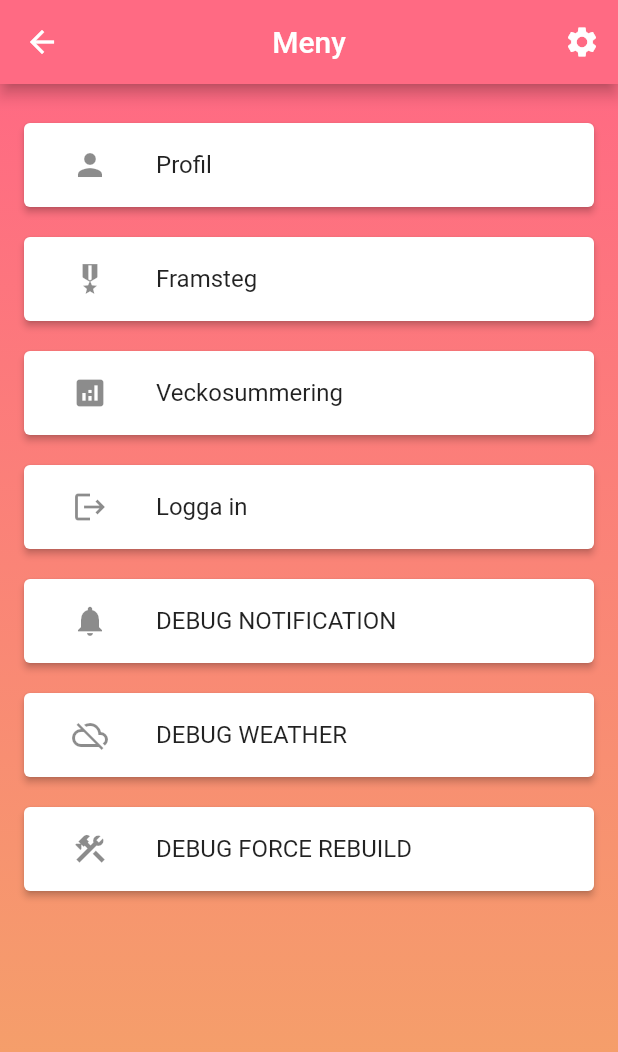
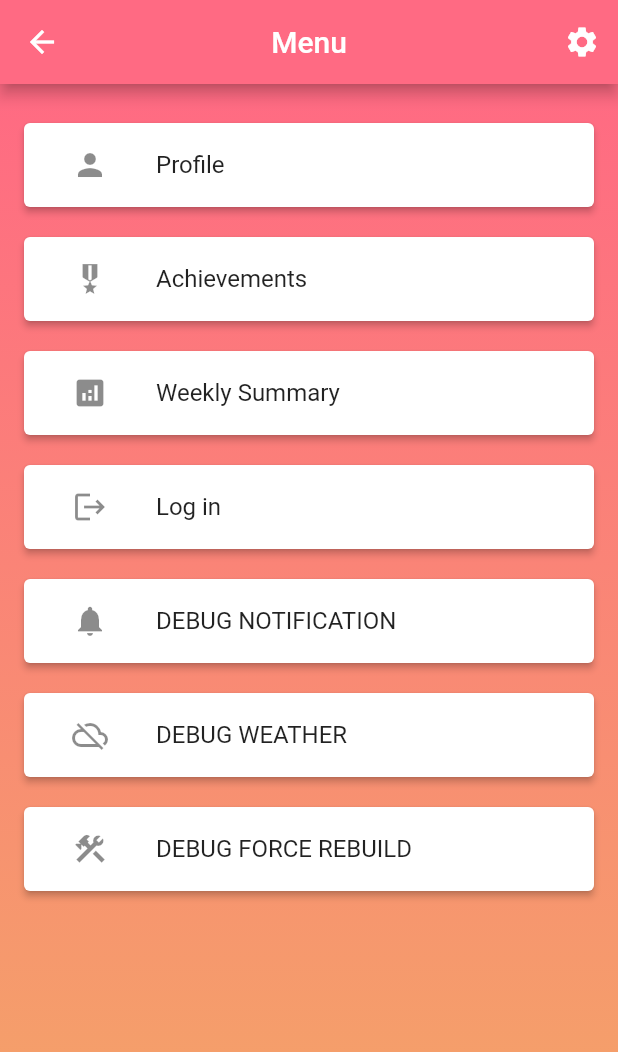
Before and after one commit to robengrobban/PVT-Grupp-75, a Flutter app: the MenuScreen screen opened by its route, on a phone screen of 412 x 824 dp. Shown: the top 1052 px of the screen. Run offline on Flutter 3.47's test engine with Material 2 defaults, Android fonts, the phone set to English and light mode, and no system bars; drawn by our look-alikes of loader_overlay; our stand-ins replace camera, flutter_local_notifications, google_maps_flutter, google_sign_in, location, numberpicker and 3 more; missing offline and left inert: esys_flutter_share; accounts and stored records are empty; network calls fail; statements that could not run were skipped.

Commit message:
English pls
Swedish strings have been eradicated

```diff
--- a/flutter_app/lib/screens/login_screen.dart
+++ b/flutter_app/lib/screens/login_screen.dart
@@ -27,7 +27,7 @@ class _LoginScreenState extends State<LoginScreen> {
     return Scaffold(
         appBar: AppBar(
           centerTitle: true,
-          title: Text("Logga in"),
+          title: Text("Log in"),
         ),
         backgroundColor: Colors.white,
         body: Container(
@@ -49,7 +49,7 @@ class _LoginScreenState extends State<LoginScreen> {
                       crossAxisAlignment: CrossAxisAlignment.center,
                       children: [
                         Icon(Icons.login),
-                        Text("Logga in med Google")
+                        Text("Sign in with Google")
                       ],
                     ),
                   ),
--- a/flutter_app/lib/screens/menu_screen.dart
+++ b/flutter_app/lib/screens/menu_screen.dart
@@ -28,7 +28,7 @@ class _MenuScreenState extends State<MenuScreen> {
     return Scaffold(
         appBar: AppBar(
           centerTitle: true,
-          title: Text("Meny"),
+          title: Text("Menu"),
           actions: [
             IconButton(
                 icon: Icon(Icons.settings),
@@ -53,9 +53,9 @@ class _MenuScreenState extends State<MenuScreen> {
                               mainAxisAlignment: MainAxisAlignment.start,
                               crossAxisAlignment: CrossAxisAlignment.stretch,
                               children: [
-                                MenuItem(Icons.person, "Profil", _itemPadding, _openProfile),
-                                MenuItem(Icons.military_tech, "Framsteg", _itemPadding, _openAchievements),
-                                MenuItem(Icons.analytics, "Veckosummering", _itemPadding, _openWeeklySummary),
+                                MenuItem(Icons.person, "Profile", _itemPadding, _openProfile),
+                                MenuItem(Icons.military_tech, "Achievements", _itemPadding, _openAchievements),
+                                MenuItem(Icons.analytics, "Weekly Summary", _itemPadding, _openWeeklySummary),
                                 _getAccountButton(),
                                 MenuItem(Icons.notifications, "DEBUG NOTIFICATION", _itemPadding, () {
                                   Navigator.of(context).pushNamed("/debug-noti");
@@ -98,9 +98,9 @@ class _MenuScreenState extends State<MenuScreen> {
 
   Widget _getAccountButton() {
     if ( AccountHandler().isLoggedIn() ) {
-      return MenuItem(Icons.logout, "Logga ut", _itemPadding, _getOUT);
+      return MenuItem(Icons.logout, "Log out", _itemPadding, _getOUT);
     }
-    return MenuItem(Icons.logout, "Logga in", _itemPadding, _getIN);
+    return MenuItem(Icons.logout, "Log in", _itemPadding, _getIN);
   }
 
   void _getOUT() {
@@ -121,18 +121,18 @@ class _MenuScreenState extends State<MenuScreen> {
       barrierDismissible: true, // user must'nt tap button!
       builder: (BuildContext context) {
         return AlertDialog(
-          title: Text('Vill du logga ut?'),
+          title: Text('Do you wish to log out?'),
           content: SingleChildScrollView(
               child: null
           ),
           actions: <Widget>[
-            AlertTextButton('Logga ut', () {
+            AlertTextButton('Log out', () {
               AccountHandler().handleSignOut();
               Navigator.of(context).popUntil(ModalRoute.withName('/home'));
             },
               true,
             ),
-            AlertTextButton('Stanna', () => Navigator.of(context).pop(), false),
+            AlertTextButton('Stay', () => Navigator.of(context).pop(), false),
           ],
         );
       },
```
Also changed, not shown: flutter_app/lib/screens/settings_screen.dart (+6 -6 lines).
